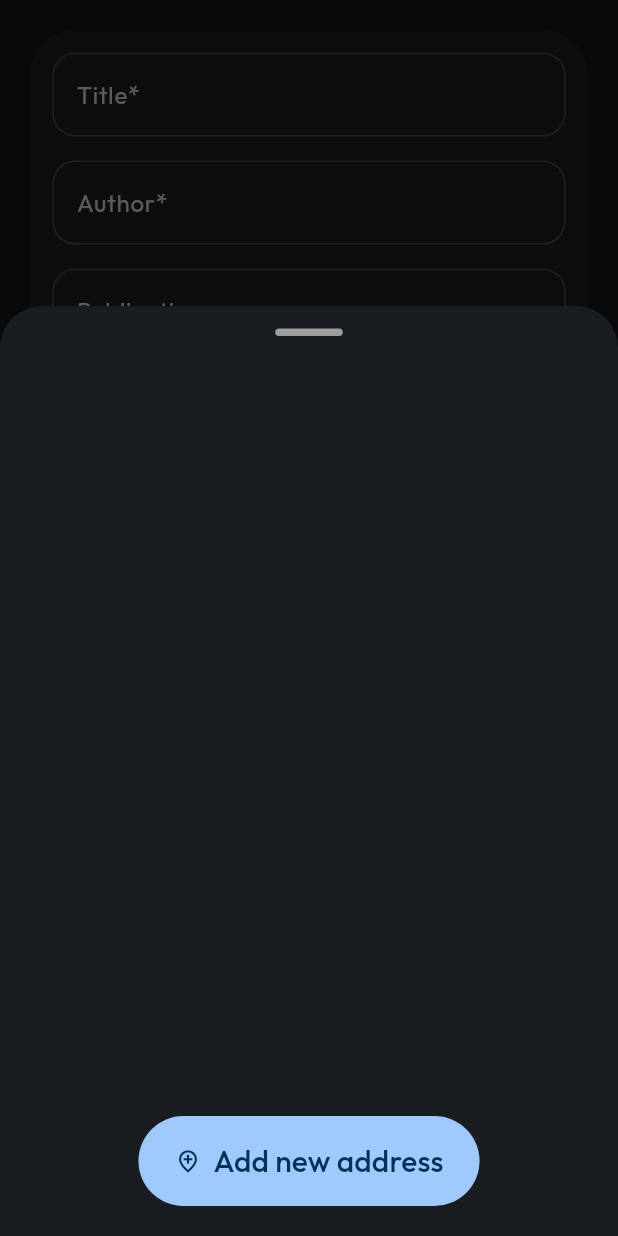
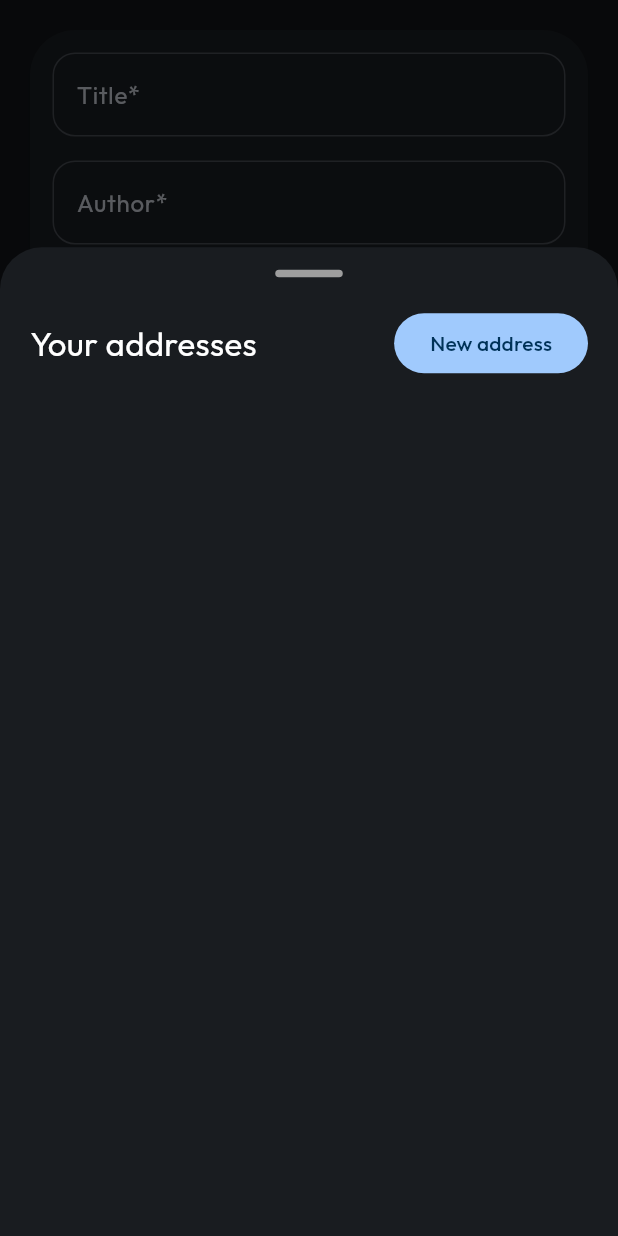
Before and after one commit to viveeeeeek/p2pbookshare, a Flutter app: the BookUploadView screen opened directly, after a tap on "Select location for book exchange", on a phone screen of 412 x 824 dp. Run offline on Flutter 3.47's test engine with Material 3 defaults, Android fonts, the phone set to English and light mode, and no system bars; drawn by our look-alikes of dotted_border, dynamic_color; our stand-ins replace cached_network_image, cloud_firestore, connectivity_plus, firebase_auth, firebase_core, firebase_messaging and 17 more; missing offline and left inert: flutter_config, simple_logger; accounts and stored records are empty; generated files the repository leaves out were written again.

Commit message:
feat: add book animation, improve submit button, display book counts

```diff
--- a/lib/view/address/address_list_view.dart
+++ b/lib/view/address/address_list_view.dart
@@ -19,12 +19,12 @@ class AddressListView extends StatelessWidget {
       padding:
           EdgeInsets.only(bottom: MediaQuery.of(context).viewInsets.bottom),
       child: Container(
-        padding: const EdgeInsets.fromLTRB(20, 15, 20, 20),
+        height: MediaQuery.of(context).size.height * 0.8,
+        padding: const EdgeInsets.fromLTRB(20, 15, 20, 0),
         decoration: const BoxDecoration(
           borderRadius: BorderRadius.vertical(top: Radius.circular(20)),
         ),
         child: Column(
-          mainAxisSize: MainAxisSize.min,
           crossAxisAlignment: CrossAxisAlignment.start,
           children: [
             Center(
@@ -38,8 +38,33 @@ class AddressListView extends StatelessWidget {
               ),
             ),
             const SizedBox(height: 20),
-            SizedBox(
-              height: 500,
+            Row(
+              mainAxisAlignment: MainAxisAlignment.spaceBetween,
+              children: [
+                const Text(
+                  'Your addresses',
+                  style: TextStyle(
+                    fontSize: 22,
+                  ),
+                ),
+                // Add new address button
+                FilledButton(
+                  onPressed: () async {
+                    Navigator.push(context,
+                        MaterialPageRoute(builder: (context) {
+                      return const LocationPickerView();
+                    }));
+                  },
+                  child: const Text(
+                    'New address',
+                    style: TextStyle(),
+                  ),
+                )
+              ],
+            ),
+            const SizedBox(height: 20),
+            Expanded(
+              child: SizedBox(
                 child: Consumer<FirebaseUserService>(
                   builder: (context, firebaseUser, child) {
                     return StreamBuilder<List<Map<String, dynamic>>>(
@@ -47,9 +72,15 @@ class AddressListView extends StatelessWidget {
                         firebaseUser.getCurrentUserUid()!,
                       ),
                       builder: (context, snapshot) {
-                      if (snapshot.connectionState == ConnectionState.waiting) {
+                        if (snapshot.connectionState ==
+                            ConnectionState.waiting) {
                           // Return a loading indicator if data is still loading
-                        return const CircularProgressIndicator();
+                          return const Column(
+                            mainAxisAlignment: MainAxisAlignment.center,
+                            children: [
+                              Center(child: CircularProgressIndicator()),
+                            ],
+                          );
                         } else if (snapshot.hasError) {
                           // Handle the error case
                           return Text('Error: ${snapshot.error}');
@@ -91,36 +122,7 @@ class AddressListView extends StatelessWidget {
                   },
                 ),
               ),
-            // Add new address button
-            Center(
-              child: SizedBox(
-                height: 60,
-                child: FilledButton(
-                  onPressed: () async {
-                    Navigator.push(context,
-                        MaterialPageRoute(builder: (context) {
-                      return const LocationPickerView();
-                    }));
-                  },
-                  child: const Row(
-                    mainAxisSize: MainAxisSize.min,
-                    children: [
-                      Icon(
-                        Icons.add_location_outlined,
             ),
-                      SizedBox(
-                          width: 8), // Adjust spacing between icon and text
-                      Text(
-                        'Add new address',
-                        style: TextStyle(
-                          fontSize: 20,
-                        ),
-                      ),
-                    ],
-                  ),
-                ),
-              ),
-            )
           ],
         ),
       ),
--- a/lib/view/home/home_view.dart
+++ b/lib/view/home/home_view.dart
@@ -169,6 +169,7 @@ class _HomeViewState extends State<HomeView>
                 // NewBookRequestCard(
                 //   userUid: userDataProvider.userModel!.userUid!,
                 // ),
+
                 for (String genre in AppConstants.bookGenres)
                   buildCategorizedBookList(context, genre),
               ],
--- a/lib/view/home/widgets/book_card.dart
+++ b/lib/view/home/widgets/book_card.dart
@@ -20,7 +20,7 @@ class BookCard extends StatelessWidget {
   @override
   Widget build(BuildContext context) {
     return Card(
-      elevation: 3, // Adjust the elevation as needed
+      elevation: 2, // Adjust the elevation as needed
       shape: RoundedRectangleBorder(
         borderRadius: BorderRadius.circular(12.0),
       ),
--- a/lib/view/location_picker/widgets/floating_menu.dart
+++ b/lib/view/location_picker/widgets/floating_menu.dart
@@ -15,7 +15,7 @@ Widget buildFloatingMenu() {
             decoration: BoxDecoration(
               shape: BoxShape.circle,
               // color: Theme.of(context).cardColor,
-              color: Colors.red,
+              color: Colors.black.withOpacity(0.2),
               boxShadow: [
                 BoxShadow(
                   color: Colors.black.withOpacity(0.2),
--- a/lib/view/upload_book/upload_book_view.dart
+++ b/lib/view/upload_book/upload_book_view.dart
@@ -200,7 +200,7 @@ class _BookUploadViewState extends State<BookUploadView>
                                                 height: 5,
                                               ),
                                               const Text(
-                                                'Add Book Cover',
+                                                'Book Cover Image',
                                               )
                                             ],
                                           )
@@ -229,7 +229,9 @@ class _BookUploadViewState extends State<BookUploadView>
                 padding: const EdgeInsets.all(25.0),
                 child: SubmitButton(
                   height: 60,
-                  width: MediaQuery.of(context).size.width,
+                  width: addbookHandler.isUploading
+                      ? 120
+                      : MediaQuery.of(context).size.width * 0.8,
                   onPressed: () async {
                     addbookHandler.handleUploadBook(
                         context: context,
@@ -249,7 +251,8 @@ class _BookUploadViewState extends State<BookUploadView>
                       : Text(
                           "Submit",
                           style: TextStyle(
-                              color: Theme.of(context).colorScheme.onPrimary),
+                              color: Theme.of(context).colorScheme.onPrimary,
+                              fontSize: 18),
                         ),
                 ),
               ),
--- a/lib/view/upload_book/upload_book_viewmodel.dart
+++ b/lib/view/upload_book/upload_book_viewmodel.dart
@@ -221,7 +221,7 @@ class UploadBookViewModel with ChangeNotifier {
 
       //HACK: Asyncronous build context
       if (!context.mounted) return;
-      bookAddedBottomSheet(context, uploadedImgUrl);
+      bookAddedBottomSheet(context, uploadedImgUrl, titleCtrl.text);
       // Clear the text controllers and other necessary cleanup
       titleCtrl.clear();
       authorCtrl.clear();
--- a/lib/view/upload_book/widgets/submit_botton.dart
+++ b/lib/view/upload_book/widgets/submit_botton.dart
@@ -16,13 +16,22 @@ class SubmitButton extends StatelessWidget {
 
   @override
   Widget build(BuildContext context) {
-    return SizedBox(
-      height: height,
-      width: width,
-      child: FilledButton(
-        onPressed: onPressed,
-        child: Center(child: child),
-      ),
+    return Row(
+      mainAxisAlignment: MainAxisAlignment.center,
+      children: [
+        AnimatedContainer(
+          duration: const Duration(seconds: 1),
+          curve: Curves.easeInOut,
+          height: height,
+          width: width,
+          child: FilledButton(
+            onPressed: onPressed,
+            child: Center(
+              child: child,
+            ),
+          ),
+        ),
+      ],
     );
   }
 }
```
Also changed, not shown: lib/provider/firebase/book_borrow_request_service.dart (+6 -6 lines), lib/view/address/widgets/address_card.dart (+58 -22 lines), lib/view/location_picker/widgets/location_bottom_card.dart (+13 -15 lines), lib/view/profile/widgets/profile_header.dart (+23 -4 lines), lib/view/upload_book/widgets/book_added_bottom_sheet.dart (+20 -70 lines), 1 other file. Lines whose indentation alone changed are shown as unchanged.
